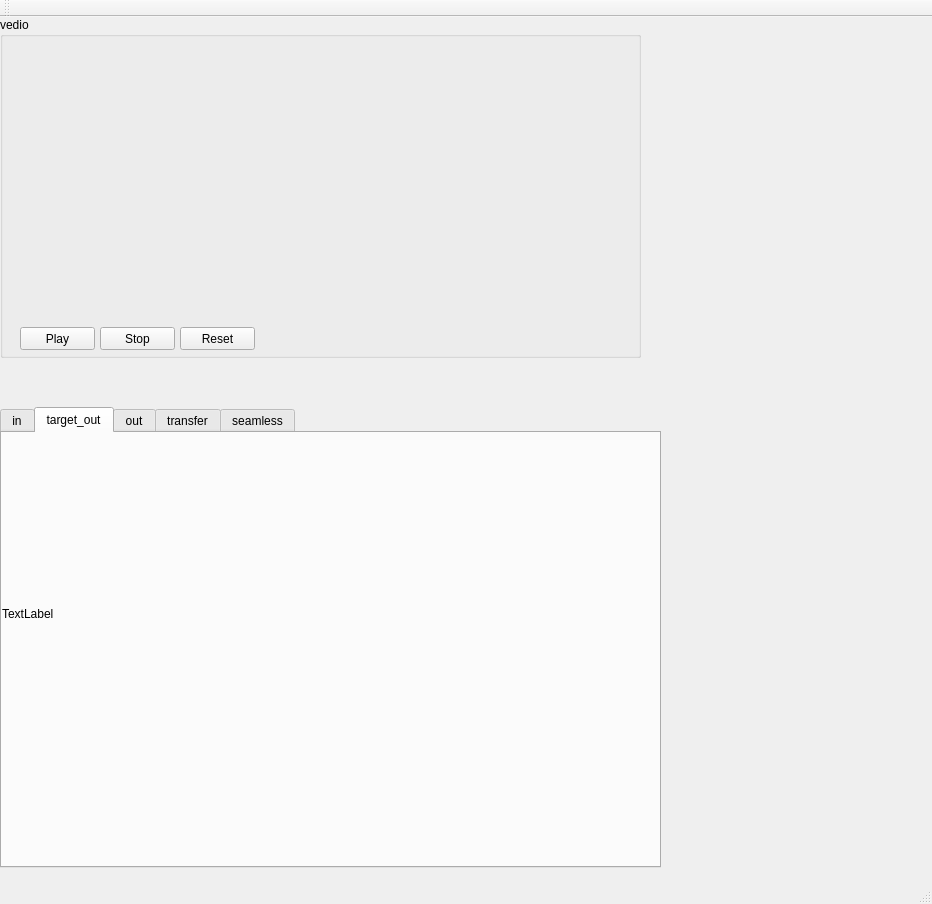
This is GaztCorrection01/gaztcorrection.ui in ruitaocc/GazeCorrection as Qt 5 draws it before an edit. The edited form follows.
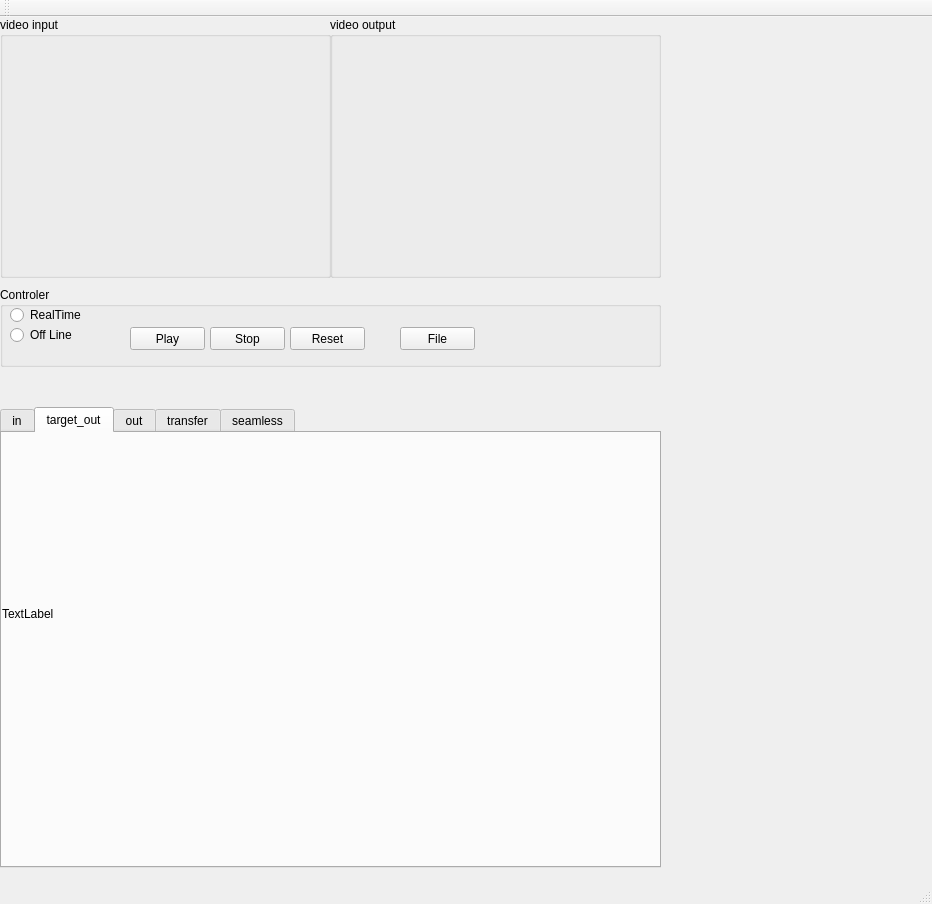
This is the edited form.

```diff
--- a/GaztCorrection01/gaztcorrection.ui
+++ b/GaztCorrection01/gaztcorrection.ui
@@ -122,18 +122,44 @@
      <rect>
       <x>0</x>
       <y>0</y>
-      <width>641</width>
-      <height>341</height>
+      <width>331</width>
+      <height>261</height>
      </rect>
     </property>
     <property name="title">
-     <string>vedio</string>
+     <string>video input</string>
+    </property>
+   </widget>
+   <widget class="QGroupBox" name="m_out_groupBox">
+    <property name="geometry">
+     <rect>
+      <x>330</x>
+      <y>0</y>
+      <width>331</width>
+      <height>261</height>
+     </rect>
+    </property>
+    <property name="title">
+     <string>video output</string>
+    </property>
+   </widget>
+   <widget class="QGroupBox" name="groupBox_2">
+    <property name="geometry">
+     <rect>
+      <x>0</x>
+      <y>270</y>
+      <width>661</width>
+      <height>80</height>
+     </rect>
+    </property>
+    <property name="title">
+     <string>Controler</string>
     </property>
     <widget class="QPushButton" name="m_reset_btn">
      <property name="geometry">
       <rect>
-       <x>180</x>
-       <y>310</y>
+       <x>290</x>
+       <y>40</y>
        <width>75</width>
        <height>23</height>
       </rect>
@@ -142,24 +168,11 @@
       <string>Reset</string>
      </property>
     </widget>
-    <widget class="QPushButton" name="pushButton">
-     <property name="geometry">
-      <rect>
-       <x>20</x>
-       <y>310</y>
-       <width>75</width>
-       <height>23</height>
-      </rect>
-     </property>
-     <property name="text">
-      <string>Play</string>
-     </property>
-    </widget>
     <widget class="QPushButton" name="m_stop_btn">
      <property name="geometry">
       <rect>
-       <x>100</x>
-       <y>310</y>
+       <x>210</x>
+       <y>40</y>
        <width>75</width>
        <height>23</height>
       </rect>
@@ -168,6 +181,58 @@
       <string>Stop</string>
      </property>
     </widget>
+    <widget class="QPushButton" name="m_play_btn">
+     <property name="geometry">
+      <rect>
+       <x>130</x>
+       <y>40</y>
+       <width>75</width>
+       <height>23</height>
+      </rect>
+     </property>
+     <property name="text">
+      <string>Play</string>
+     </property>
+    </widget>
+    <widget class="QRadioButton" name="m_radioBtn_Realtime">
+     <property name="geometry">
+      <rect>
+       <x>10</x>
+       <y>20</y>
+       <width>89</width>
+       <height>16</height>
+      </rect>
+     </property>
+     <property name="text">
+      <string>RealTime</string>
+     </property>
+    </widget>
+    <widget class="QRadioButton" name="m_radioBtn_offline">
+     <property name="geometry">
+      <rect>
+       <x>10</x>
+       <y>40</y>
+       <width>89</width>
+       <height>16</height>
+      </rect>
+     </property>
+     <property name="text">
+      <string>Off Line</string>
+     </property>
+    </widget>
+    <widget class="QPushButton" name="m_file_btn">
+     <property name="geometry">
+      <rect>
+       <x>400</x>
+       <y>40</y>
+       <width>75</width>
+       <height>23</height>
+      </rect>
+     </property>
+     <property name="text">
+      <string>File</string>
+     </property>
+    </widget>
    </widget>
   </widget>
   <widget class="QMenuBar" name="menuBar">
```
Left out of the diff: 64 changed lines with no effect on the pictures.
